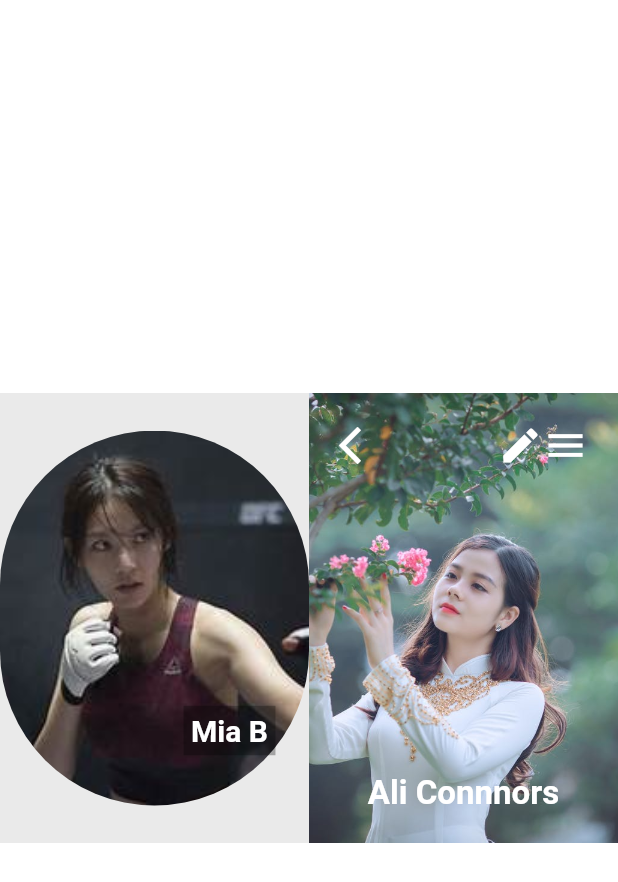
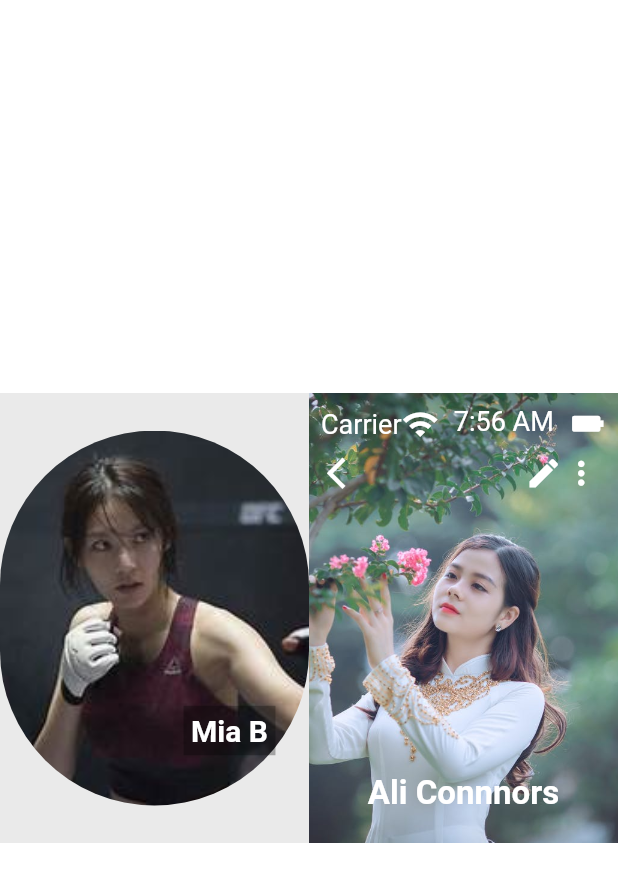
Before and after one commit to birehan/Flutter-stack-widget, a Flutter app: the screen it shows after launch, on a phone screen of 412 x 824 dp. Shown: the top 882 px of the screen. Run offline on Flutter 3.47's test engine with Material 2 defaults, Android fonts, the phone set to English and light mode, and no system bars.

Commit message:
Update main.dart

```diff
--- a/lib/main.dart
+++ b/lib/main.dart
@@ -81,7 +81,7 @@ class _StrowState extends State<Strow> {
                     Center(
                       child: Container(
                           width: 400,
-                          padding: const EdgeInsets.all(20),
+                          padding: const EdgeInsets.only(bottom: 20),
                           decoration: const BoxDecoration(
                               image: DecorationImage(
                                   image: AssetImage("assets/image5.jpeg"),
@@ -89,29 +89,81 @@ class _StrowState extends State<Strow> {
                           child: Column(
                             mainAxisAlignment: MainAxisAlignment.spaceBetween,
                             children: [
+                              Column(
+                                children: [
+                                  Padding(
+                                    padding: const EdgeInsets.only(
+                                        left: 8, right: 8, top: 8),
+                                    child: Row(
+                                      crossAxisAlignment:
+                                          CrossAxisAlignment.start,
+                                      mainAxisAlignment:
+                                          MainAxisAlignment.spaceBetween,
+                                      children: [
                                         Row(
-                                crossAxisAlignment: CrossAxisAlignment.start,
+                                          children: const [
+                                            Text(
+                                              "Carrier",
+                                              style: TextStyle(
+                                                  color: Colors.white,
+                                                  fontWeight: FontWeight.w400,
+                                                  fontSize: 18),
+                                            ),
+                                            Icon(
+                                              Icons.wifi,
+                                              color: Colors.white,
+                                              size: 25,
+                                            ),
+                                          ],
+                                        ),
+                                        const Text(
+                                          "7:56 AM",
+                                          style: TextStyle(
+                                              color: Colors.white,
+                                              fontWeight: FontWeight.w400,
+                                              fontSize: 18),
+                                        ),
+                                        const RotatedBox(
+                                          quarterTurns: -3,
+                                          child: Icon(
+                                            Icons.battery_full,
+                                            color: Colors.white,
+                                            size: 25,
+                                          ),
+                                        ),
+                                      ],
+                                    ),
+                                  ),
+                                  Padding(
+                                    padding: const EdgeInsets.only(
+                                        top: 8, left: 12, right: 12),
+                                    child: Row(
+                                      crossAxisAlignment:
+                                          CrossAxisAlignment.start,
                                       mainAxisAlignment:
                                           MainAxisAlignment.spaceBetween,
                                       children: [
                                         const Icon(
                                           Icons.arrow_back_ios,
                                           color: Colors.white,
-                                    size: 30,
+                                          size: 25,
                                         ),
                                         Row(
                                           children: const [
                                             Icon(
                                               Icons.edit,
                                               color: Colors.white,
-                                        size: 30,
+                                              size: 25,
                                             ),
                                             Icon(
-                                        Icons.menu,
+                                              Icons.more_vert,
                                               color: Colors.white,
-                                        size: 30,
+                                              size: 25,
                                             )
                                           ],
+                                        ),
+                                      ],
+                                    ),
                                   ),
                                 ],
                               ),
```
Lines whose indentation alone changed are shown as unchanged.
